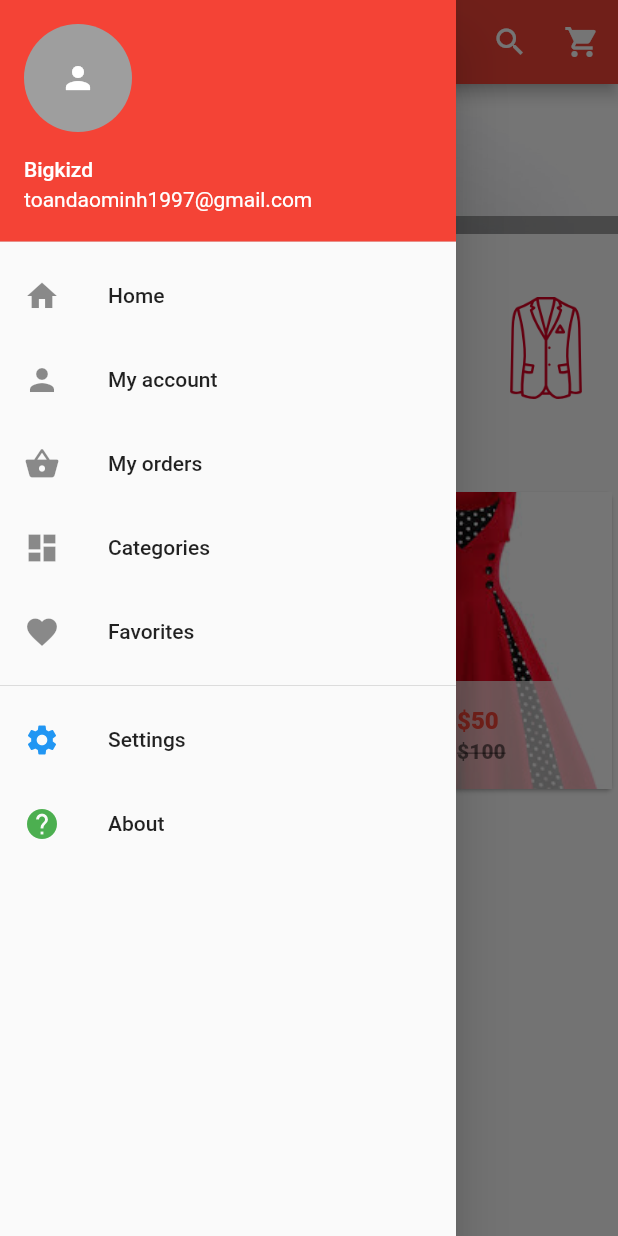
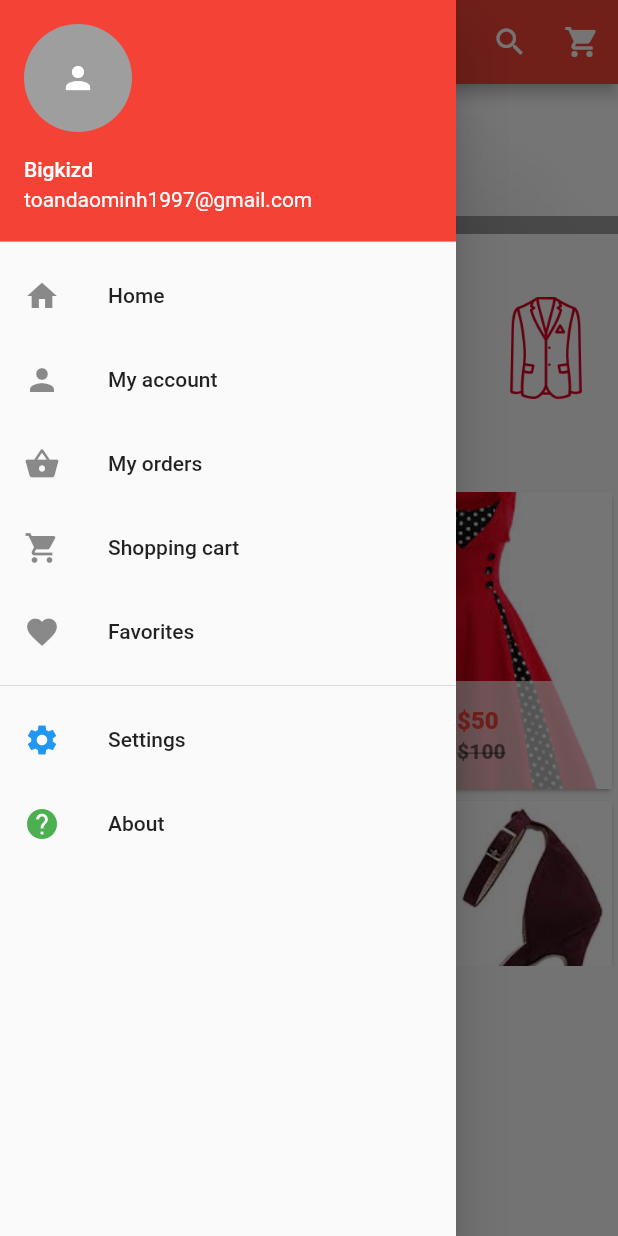
Before and after one commit to toandaominh1997/Flutter-LoGy, a Flutter app: the screen it shows after launch, with the side drawer open, on a phone screen of 412 x 824 dp. Run offline on Flutter 3.47's test engine with Material 2 defaults, Android fonts, the phone set to English and light mode, and no system bars; drawn by our look-alikes of carousel_pro.

Commit message:
Add features Cart

```diff
--- a/lib/componets/products.dart
+++ b/lib/componets/products.dart
@@ -9,7 +9,7 @@ class Products extends StatefulWidget {
 class _ProductsState extends State<Products> {
   var product_list = [
     {
-      "name": "Blazer",
+      "name": "Red Blazer",
       "picture": "images/products/blazer1.jpeg",
       "old_price": 120,
       "price": 85,
@@ -19,6 +19,36 @@ class _ProductsState extends State<Products> {
       "picture": "images/products/dress1.jpeg",
       "old_price": 100,
       "price": 50,
+    },
+    {
+      "name": "Blue Blazer",
+      "picture": "images/products/blazer2.jpeg",
+      "old_price": 120,
+      "price": 85,
+    },
+    {
+      "name": "Red hill",
+      "picture": "images/products/hills1.jpeg",
+      "old_price": 100,
+      "price": 50,
+    },
+    {
+      "name": "Blue hill",
+      "picture": "images/products/hills2.jpeg",
+      "old_price": 120,
+      "price": 85,
+    },
+    {
+      "name": "Red skt",
+      "picture": "images/products/skt1.jpeg",
+      "old_price": 100,
+      "price": 50,
+    },
+    {
+      "name": "Blue skt",
+      "picture": "images/products/skt2.jpeg",
+      "old_price": 120,
+      "price": 85,
     }
   ];
 
--- a/lib/main.dart
+++ b/lib/main.dart
@@ -2,6 +2,7 @@ import 'package:flutter/material.dart';
 import 'package:carousel_pro/carousel_pro.dart';
 import 'package:logy_app/componets/horizontal_listview.dart';
 import 'package:logy_app/componets/products.dart';
+import 'package:logy_app/pages/cart.dart';
 void main(){
   runApp(
     MaterialApp(
@@ -44,7 +45,9 @@ class HomePageState extends State<HomePage>{
         title: Text("Logy"),
         actions:<Widget>[
           new IconButton(icon: Icon(Icons.search, color: Colors.white,), onPressed: null),
-          new IconButton(icon: Icon(Icons.shopping_cart, color: Colors.white,), onPressed: null)
+          new IconButton(icon: Icon(Icons.shopping_cart, color: Colors.white,),
+              onPressed: (){Navigator.push(context, MaterialPageRoute(builder: (context)=> new Cart()));
+          })
         ]
       ),
 
@@ -83,9 +86,12 @@ class HomePageState extends State<HomePage>{
                 )
             ),
             InkWell(
+              onTap: (){
+                Navigator.push(context, MaterialPageRoute(builder: (context)=> new Cart()));
+              },
                 child: ListTile(
-                  title: Text("Categories"),
-                  leading: Icon(Icons.dashboard),
+                  title: Text("Shopping cart"),
+                  leading: Icon(Icons.shopping_cart),
                 )
             ),
             InkWell(
```
Also changed, not shown: lib/pages/cart.dart (added, +39 -0 lines), pubspec.yaml (+10 -0 lines).
